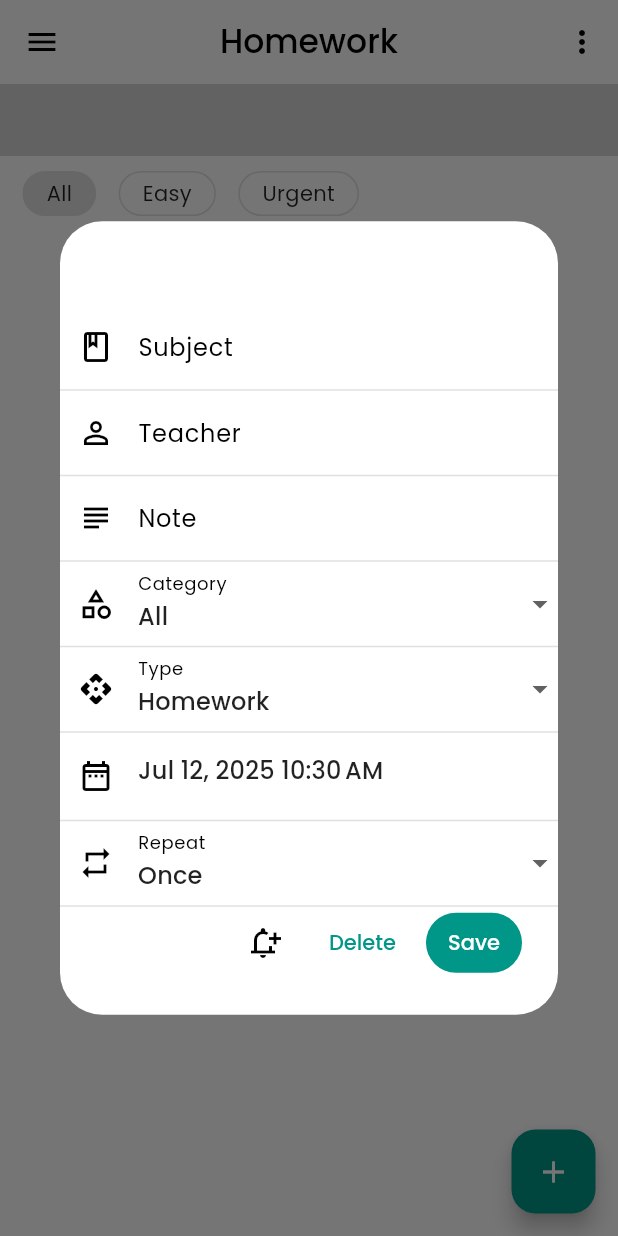
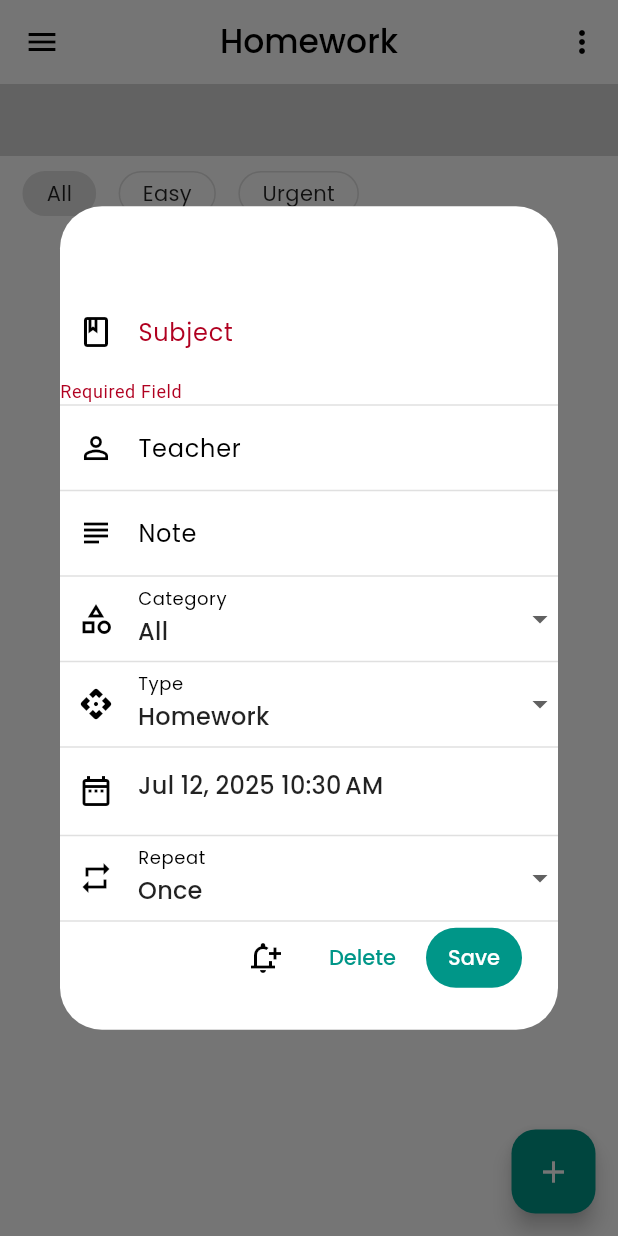
Before and after one commit to TSAR201/tructivity-Updated_v1, a Flutter app: the HomeworkPage screen opened directly, after a tap on the "add" icon, on a phone screen of 412 x 824 dp. Run offline on Flutter 3.47's test engine with Material 3 defaults, Android fonts, the phone set to English and light mode, and no system bars; drawn by our look-alikes of date_field, flutter_typeahead; our stand-ins replace awesome_notifications, file_picker, flutter_colorpicker, flutter_secure_storage, flutter_slider_drawer, font_awesome_flutter and 7 more; missing offline and left inert: draw_your_image, flutter_neat_and_clean_calendar, flutter_quill, flutter_slider_drawer_v, local_auth_android, local_auth_darwin and 2 more; accounts and stored records are empty; statements that could not run were skipped.

Commit message:
updated subject and teacher type ahead field

```diff
--- a/tructivity/lib/pages/note-detail-page.dart
+++ b/tructivity/lib/pages/note-detail-page.dart
@@ -124,6 +124,7 @@ class _NoteDetailPageState extends State<NoteDetailPage> {
                 paintCursorAboveText: true,
                 expands: false,
                 padding: EdgeInsets.zero,
+
                 ///ff_log embedBuilder commented, removed in updated package
                 // embedBuilder:
                 //     (BuildContext context, quill.Embed node, bool readOnly) {
@@ -144,6 +145,7 @@ class _NoteDetailPageState extends State<NoteDetailPage> {
               child: quill.QuillToolbar.basic(
                 multiRowsDisplay: false,
                 locale: Locale('en'),
+
                 ///ff_log showImageButton showVideoButton, removed in updated package
                 // showImageButton: false,
                 // showVideoButton: false,
--- a/tructivity/lib/widgets/type-ahead-subject-field.dart
+++ b/tructivity/lib/widgets/type-ahead-subject-field.dart
@@ -34,6 +34,7 @@ class _TypeAheadSubjectFieldState extends State<TypeAheadSubjectField> {
   final _db = DatabaseHelper.instance;
   List<String> _options = [];
   List<SubjectModel> _subjects = [];
+
   @override
   void initState() {
     super.initState();
@@ -58,42 +59,39 @@ class _TypeAheadSubjectFieldState extends State<TypeAheadSubjectField> {
               } else {
                 _subjects = snapshot.data!;
                 _options = getOptions();
-                return TypeAheadFormField(
-                  validator: !widget.validate
-                      ? null
-                      : (val) {
-                          if (val == '') {
-                            return 'Required Field';
-                          }
-                          return null;
-                        },
-                  suggestionsCallback: (pattern) => _options.where((element) =>
-                      element.toLowerCase().contains(pattern.toLowerCase())),
-                  itemBuilder: (BuildContext cont, String item) => ListTile(
+                return TypeAheadField<String>(
+                  suggestionsCallback: (pattern) => _options
+                      .where((element) =>
+                          element.toLowerCase().contains(pattern.toLowerCase()))
+                      .toList(),
+                  itemBuilder: (BuildContext context, String item) => ListTile(
                     title: Text(item),
                   ),
-                  onSuggestionSelected: (String item) {
+                  onSelected: (String item) {
                     this._controller.text = item;
                     int index = _options.indexOf(item);
                     CourseModel course = getModel(index);
                     widget.onSuggestionSelected(course);
                   },
                   hideOnEmpty: true,
-                  hideSuggestionsOnKeyboardHide: true,
-                  hideOnLoading: true,
-                  getImmediateSuggestions: true,
-                  textFieldConfiguration: TextFieldConfiguration(
+                  hideWithKeyboard: true,
+                  debounceDuration: Duration.zero, // For immediate suggestions
+                  builder: (context, controller, focusNode) {
+                    return TextField(
+                      controller: controller,
+                      focusNode: focusNode,
                       textCapitalization: widget.capitalizaton,
-                    onChanged: (String item) {
-                      widget.onChanged(item);
-                    },
+                      onChanged: widget.onChanged,
                       decoration: InputDecoration(
                         border: InputBorder.none,
                         labelText: widget.labelText,
                         prefixIcon: Icon(widget.fieldIcon),
+                        errorText: widget.validate && controller.text.isEmpty
+                            ? 'Required Field'
+                            : null,
                       ),
-                    controller: this._controller,
-                  ),
+                    );
+                  },
                 );
               }
             }),
@@ -102,17 +100,12 @@ class _TypeAheadSubjectFieldState extends State<TypeAheadSubjectField> {
   }
 
   List<String> getOptions() {
-    List<String> l = [];
-    for (SubjectModel item in _subjects) {
-      l.add(item.subject);
-    }
-    return l;
+    return _subjects.map((item) => item.subject).toList();
   }
 
   CourseModel getModel(int index) {
     SubjectModel subj = _subjects[index];
-    CourseModel courseData = CourseModel(
+    return CourseModel(
         room: subj.room, subject: subj.subject, teacher: subj.teacher);
-    return courseData;
   }
 }
--- a/tructivity/lib/widgets/type-ahead-teacher-field.dart
+++ b/tructivity/lib/widgets/type-ahead-teacher-field.dart
@@ -30,6 +30,7 @@ class TypeAheadTeacherFieldState extends State<TypeAheadTeacherField> {
   final _db = DatabaseHelper.instance;
   List<String> _options = [];
   List<TeacherModel> _teachers = [];
+
   @override
   void initState() {
     super.initState();
@@ -52,40 +53,37 @@ class TypeAheadTeacherFieldState extends State<TypeAheadTeacherField> {
               } else {
                 _teachers = snapshot.data!;
                 _options = getOptions();
-                return TypeAheadFormField(
-                  validator: !widget.validate
-                      ? null
-                      : (val) {
-                          if (val == '') {
-                            return 'Required Field';
-                          }
-                          return null;
-                        },
-                  suggestionsCallback: (pattern) => _options.where((element) =>
-                      element.toLowerCase().contains(pattern.toLowerCase())),
-                  itemBuilder: (BuildContext cont, String item) => ListTile(
+                return TypeAheadField<String>(
+                  suggestionsCallback: (pattern) => _options
+                      .where((element) =>
+                          element.toLowerCase().contains(pattern.toLowerCase()))
+                      .toList(),
+                  itemBuilder: (BuildContext context, String item) => ListTile(
                     title: Text(item),
                   ),
-                  onSuggestionSelected: (String item) {
+                  onSelected: (String item) {
                     this.controller.text = item;
                     widget.onChanged(item);
                   },
                   hideOnEmpty: true,
-                  hideSuggestionsOnKeyboardHide: true,
-                  hideOnLoading: true,
-                  getImmediateSuggestions: true,
-                  textFieldConfiguration: TextFieldConfiguration(
+                  hideWithKeyboard: true,
+                  debounceDuration: Duration.zero, // For immediate suggestions
+                  builder: (context, controller, focusNode) {
+                    return TextField(
+                      controller: controller,
+                      focusNode: focusNode,
                       textCapitalization: widget.capitalizaton,
-                    onChanged: (String item) {
-                      widget.onChanged(item);
-                    },
+                      onChanged: widget.onChanged,
                       decoration: InputDecoration(
                         border: InputBorder.none,
                         labelText: widget.labelText,
                         prefixIcon: Icon(widget.fieldIcon),
+                        errorText: widget.validate && controller.text.isEmpty
+                            ? 'Required Field'
+                            : null,
                       ),
-                    controller: this.controller,
-                  ),
+                    );
+                  },
                 );
               }
             }),
@@ -94,10 +92,6 @@ class TypeAheadTeacherFieldState extends State<TypeAheadTeacherField> {
   }
 
   List<String> getOptions() {
-    List<String> l = [];
-    for (TeacherModel item in _teachers) {
-      l.add(item.name);
-    }
-    return l;
+    return _teachers.map((item) => item.name).toList();
   }
 }
```
Lines whose indentation alone changed are shown as unchanged.
